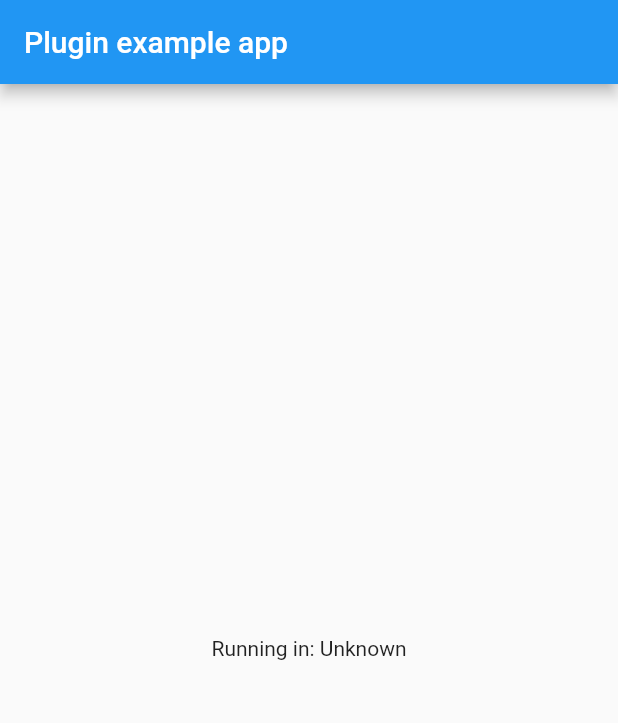
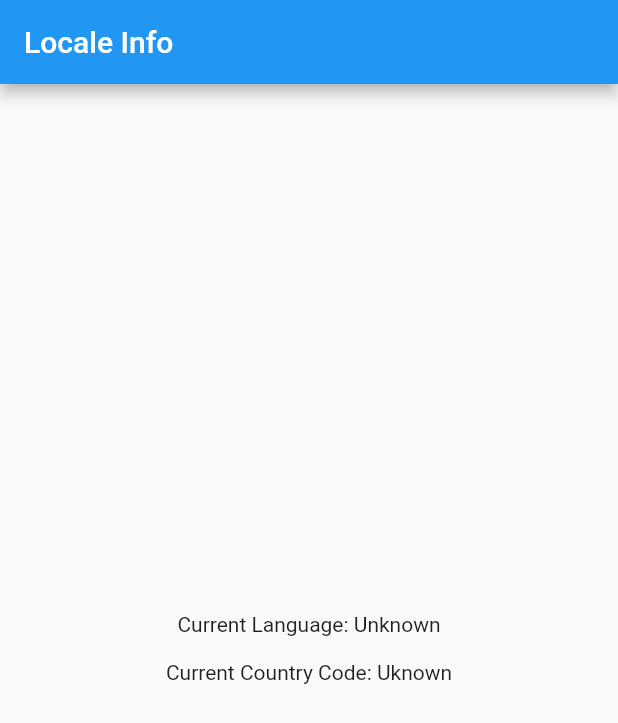
Before and after one commit to olavstoppen/flutter_current_locale, a Flutter app: the screen it shows after launch, on a phone screen of 412 x 824 dp. Shown: the top 723 px of the screen. Run offline on Flutter 3.47's test engine with Material 2 defaults, Android fonts, the phone set to English and light mode, and no system bars.

Commit message:
it now returns the sim country code on (ios only)

```diff
--- a/example/lib/main.dart
+++ b/example/lib/main.dart
@@ -15,6 +15,7 @@ class _MyAppState extends State<MyApp>
 {
   CurrentLocale locale = CurrentLocale();
   String _currentLocale = 'Unknown';
+  String _currentCountryCode = "Uknown";
 
   @override
   void initState()
@@ -36,6 +37,17 @@ class _MyAppState extends State<MyApp>
       currentLocale = 'Failed to get locale.';
     }
 
+    String currentCountryCode;
+    // Platform messages may fail, so we use a try/catch PlatformException.
+    try
+    {
+      currentCountryCode = await locale.getCurrentCountryCode();
+    }
+    on PlatformException {
+      currentCountryCode = 'Failed to get country code.';
+    }
+
+
     // If the widget was removed from the tree while the asynchronous platform
     // message was in flight, we want to discard the reply rather than calling
     // setState to update our non-existent appearance.
@@ -43,6 +55,7 @@ class _MyAppState extends State<MyApp>
 
     setState(() {
       _currentLocale = currentLocale;
+      _currentCountryCode = currentCountryCode;
     });
   }
 
@@ -51,10 +64,13 @@ class _MyAppState extends State<MyApp>
     return MaterialApp(
       home: Scaffold(
         appBar: AppBar(
-          title: const Text('Plugin example app'),
+          title: const Text('Locale Info'),
         ),
         body: Center(
-          child: Text('Running in: $_currentLocale\n'),
+          child: Column(mainAxisSize:MainAxisSize.min,children:[
+            Text('Current Language: $_currentLocale\n'),
+            Text('Current Country Code: $_currentCountryCode\n')
+          ]),
         ),
       ),
     );
```
Also changed, not shown: lib/current_locale.dart (+14 -3 lines), 3 other files.
